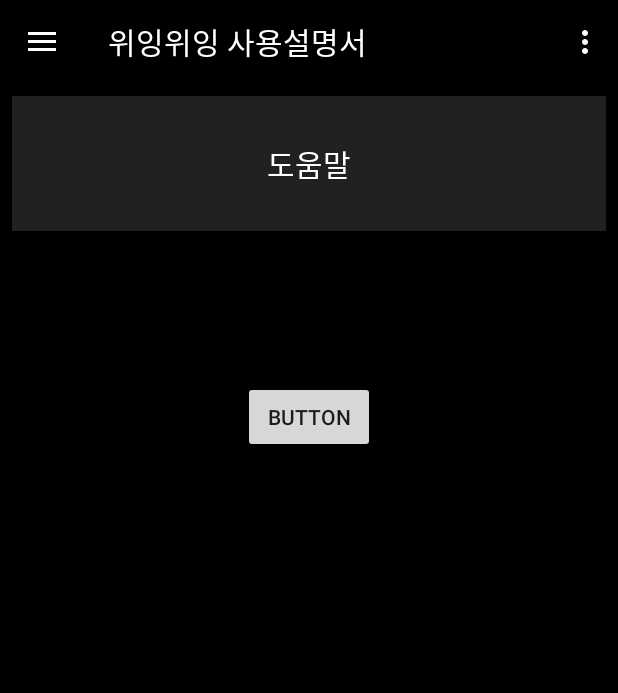
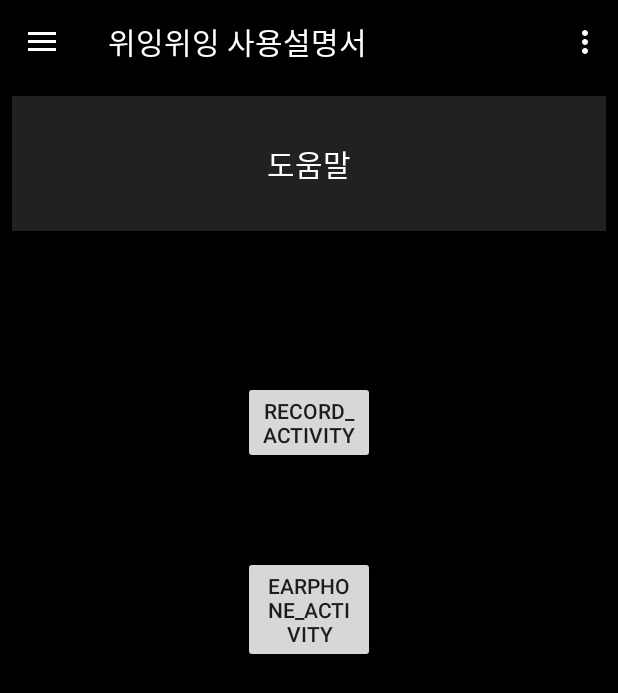
Before and after one commit to chuckchuck-gojol/wiing-wiing, an Android app: the screen it shows after launch (MainActivity), in the side drawer, after a tap on "위잉위잉 사용설명서", on a phone screen of 412 x 824 dp. Shown: the top 693 px of the screen. Run offline under Robolectric (Android 15) with nearby library versions, the phone set to English and light mode, and no system bars; our stand-ins replace navigation-ui.

Commit message:
earphone pluggedin 소스코드 검증 중

```diff
--- a/app/src/main/AndroidManifest.xml
+++ b/app/src/main/AndroidManifest.xml
@@ -29,7 +29,9 @@
         <activity
             android:name=".RecordActivity"
             android:theme="@style/AppTheme.NoActionBar"></activity>
-
+        <activity
+            android:name=".EarphoneActivity"
+            android:theme="@style/AppTheme.NoActionBar"></activity>
     </application>
 
 </manifest>
--- a/app/src/main/res/layout/fragment_help.xml
+++ b/app/src/main/res/layout/fragment_help.xml
@@ -32,8 +32,23 @@
         android:layout_marginTop="100dp"
         android:layout_marginEnd="162dp"
         android:layout_marginRight="162dp"
-        android:text="Button"
+        android:text="record_activity"
         app:layout_constraintEnd_toEndOf="parent"
         app:layout_constraintStart_toStartOf="parent"
         app:layout_constraintTop_toBottomOf="@+id/text_help" />
+
+    <Button
+        android:id="@+id/theButton2"
+        android:layout_width="88dp"
+        android:layout_height="wrap_content"
+        android:layout_marginStart="161dp"
+        android:layout_marginLeft="161dp"
+        android:layout_marginTop="61dp"
+        android:layout_marginEnd="162dp"
+        android:layout_marginRight="162dp"
+        android:text="earphone_ACTIVITY"
+        app:layout_constraintEnd_toEndOf="parent"
+        app:layout_constraintHorizontal_bias="1.0"
+        app:layout_constraintStart_toStartOf="parent"
+        app:layout_constraintTop_toBottomOf="@+id/theButton" />
 </androidx.constraintlayout.widget.ConstraintLayout>
--- a/app/src/main/res/layout/record_test.xml
+++ b/app/src/main/res/layout/record_test.xml
@@ -2,6 +2,7 @@
 <LinearLayout xmlns:android="http://schemas.android.com/apk/res/android"
     android:orientation="vertical" android:layout_width="match_parent"
     android:layout_height="match_parent">
+
     <RelativeLayout
         android:layout_width="match_parent"
         android:layout_height="match_parent">
@@ -59,5 +60,6 @@
             android:layout_centerHorizontal="true"
             android:layout_marginBottom="51dp"
             android:text="녹음중지" />
+
     </RelativeLayout>
 </LinearLayout>
```
Also changed, not shown: app/src/main/java/com/jyami/wiingwiing_black/EarphoneActivity.java (added, +64 -0 lines), app/src/main/java/com/jyami/wiingwiing_black/EarphoneStateReceiver.java (added, +34 -0 lines), app/src/main/java/com/jyami/wiingwiing_black/RecordActivity.java (+7 -0 lines), app/src/main/res/layout/activity_earphone.xml (added, +58 -0 lines).
